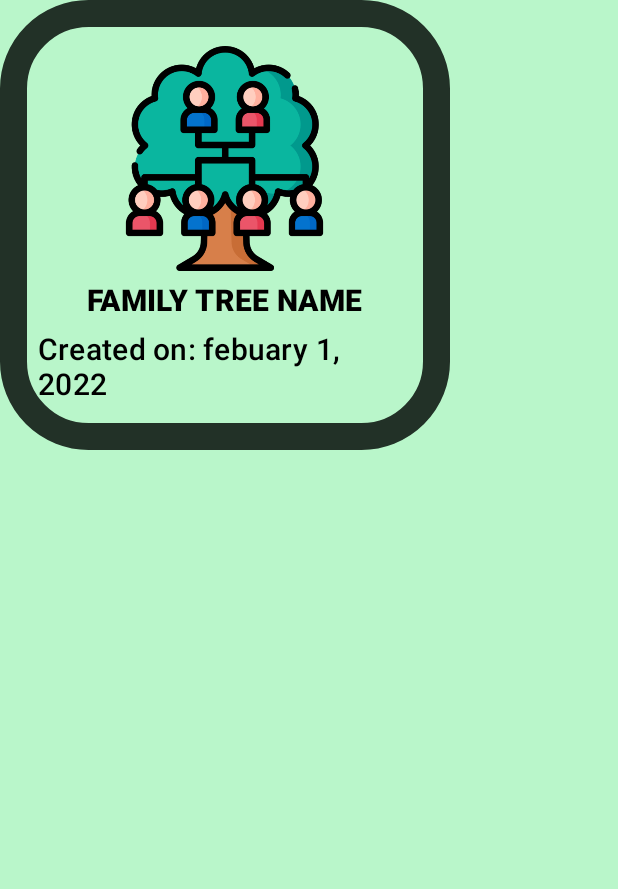
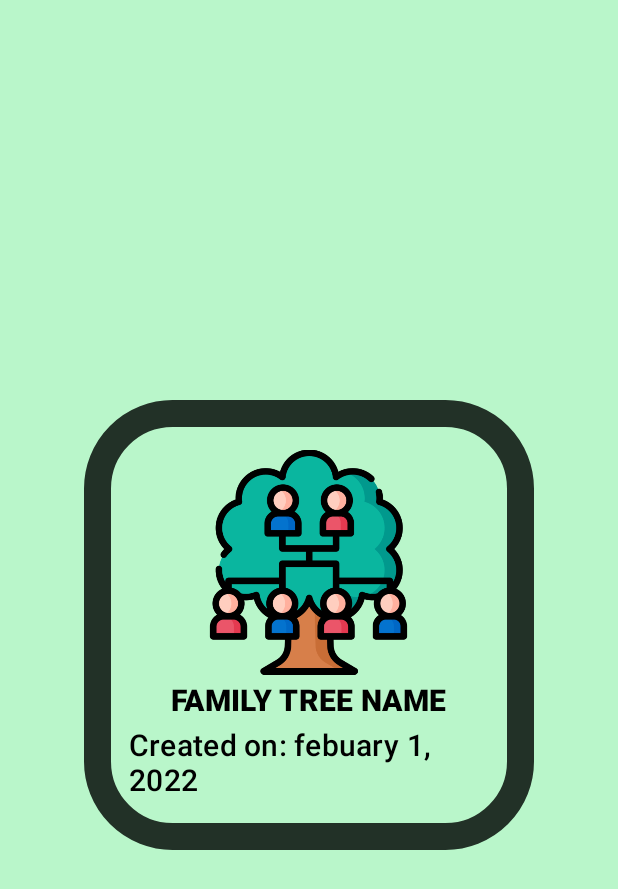
Before and after one commit to csc530/Family-Tree, an Android app: the layout item_load_tree.xml on its own in the app's theme, with its tools: preview values and no code run, on a phone screen of 412 x 824 dp. Shown: the top 889 px of the screen. Run offline under Robolectric (Android 15) with nearby library versions, the phone set to English and light mode, and no system bars.

Commit message:
:lipstick: style(views): Family Tree
Added spacing between family trees- in loading an existing tree

Signed-off-by: csc530 <cscousin@lakeheadu.ca>

```diff
--- a/app/src/main/res/layout/activity_tree.xml
+++ b/app/src/main/res/layout/activity_tree.xml
@@ -4,6 +4,7 @@
 	xmlns:tools="http://schemas.android.com/tools"
 	android:layout_width="match_parent"
 	android:layout_height="match_parent"
+	android:padding="@dimen/containerPadding"
 	tools:context=".controllers.TreeActivity" >
 
 	<RelativeLayout
@@ -13,9 +14,7 @@
 		app:layout_constraintBottom_toBottomOf="parent"
 		app:layout_constraintEnd_toEndOf="parent"
 		app:layout_constraintStart_toStartOf="parent"
-		app:layout_constraintTop_toTopOf="parent">
-
-	</RelativeLayout>
+		app:layout_constraintTop_toTopOf="parent"/>
 
 	<com.google.android.material.floatingactionbutton.FloatingActionButton
 		android:id="@+id/fabAdd"
--- a/app/src/main/res/layout/item_load_tree.xml
+++ b/app/src/main/res/layout/item_load_tree.xml
@@ -4,11 +4,15 @@
 	xmlns:tools="http://schemas.android.com/tools"
 	android:layout_width="300dp"
 	android:layout_height="300dp"
+	android:layout_gravity="center"
+	android:layout_marginTop="10dp"
+	android:layout_marginBottom="5dp"
 	android:foreground="@drawable/tree_border"
 	android:gravity="center"
 	android:orientation="vertical"
-	android:padding="25dp"
-	android:visibility="visible">
+	android:padding="30dp"
+	android:visibility="visible"
+	app:layout_anchorGravity="center">
 
 	<ImageView
 		android:id="@+id/imgFamTreeImg"
```
